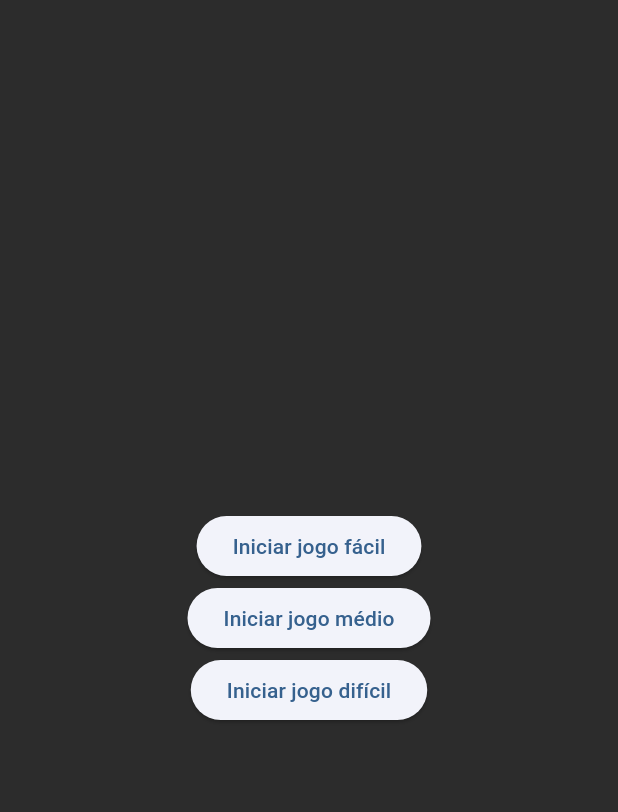
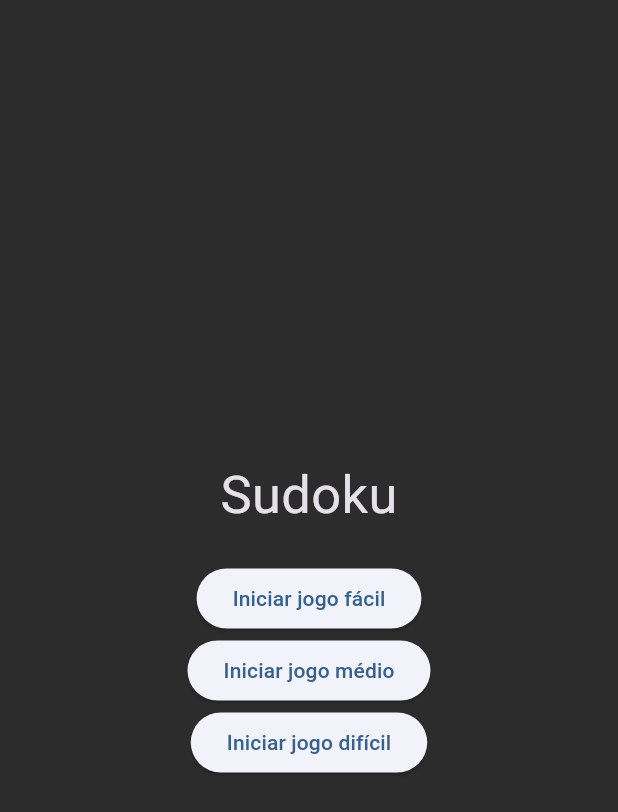
Before and after one commit to WellingtonNico/sudoku, a Flutter app: the screen it shows after launch, on a phone screen of 412 x 824 dp. Shown: the top 812 px of the screen. Run offline on Flutter 3.47's test engine with Material 3 defaults, Android fonts, the light colour scheme and no system bars; our stand-ins replace get.

Commit message:
style: ajustes de cores

```diff
--- a/lib/screens/game/index.dart
+++ b/lib/screens/game/index.dart
@@ -28,6 +28,8 @@ class GameScreen extends StatelessWidget {
                 mainAxisAlignment: MainAxisAlignment.center,
                 crossAxisAlignment: CrossAxisAlignment.center,
                 children: [
+                  const Text('Sudoku', style: TextStyle(fontSize: 35)),
+                  const SizedBox(height: 20),
                   ElevatedButton(
                     onPressed: () => controller.iniciarGame(45),
                     child: const Text('Iniciar jogo fácil'),
--- a/lib/screens/game/teclado.dart
+++ b/lib/screens/game/teclado.dart
@@ -43,8 +43,8 @@ class SudokuTeclado extends StatelessWidget {
                 width: 35,
                 decoration: BoxDecoration(
                   color: isAnotacao && anotacoes.contains(n)
-                      ? const Color.fromARGB(255, 75, 91, 110)
-                      : const Color.fromARGB(137, 158, 158, 158),
+                      ?  Colors.blueAccent
+                      : const Color.fromARGB(135, 210, 210, 210),
                   borderRadius: BorderRadius.circular(5),
                 ),
                 child: Center(
```
